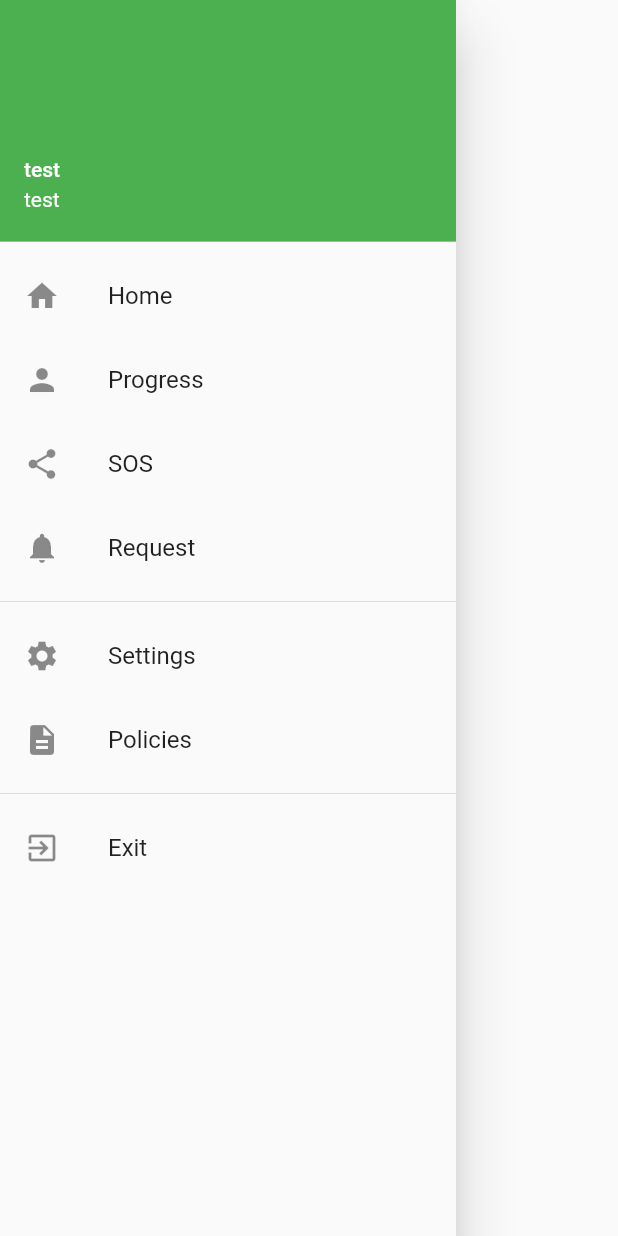
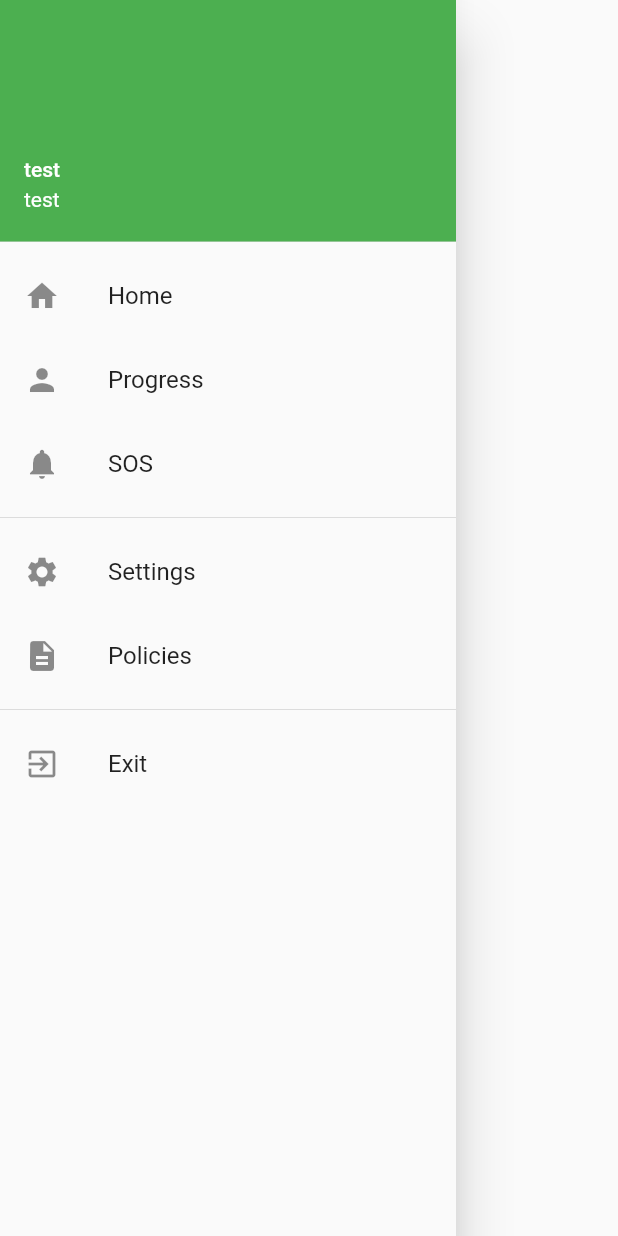
Before and after one commit to camihall/I2P_app_project, a Flutter app: the NavBar widget shown alone on an empty page, opened directly, on a phone screen of 412 x 824 dp. Run offline on Flutter 3.47's test engine with Material 2 defaults, Android fonts, the light colour scheme and no system bars.

Commit message:
Changed around some stuff in the NavBar

```diff
--- a/my_app/lib/NavBar.dart
+++ b/my_app/lib/NavBar.dart
@@ -26,13 +26,9 @@ class NavBar extends StatelessWidget {
             onTap: () => null,
           ),
           ListTile(
-            leading: Icon(Icons.share),
+            leading: Icon(Icons.notifications),
             title: Text('SOS'),
             onTap: () => null,
-          ),
-          ListTile(
-            leading: Icon(Icons.notifications),
-            title: Text('Request'),
           ),
           Divider(),
           ListTile(
```
